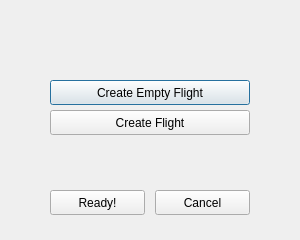
Old version of the form ui/dialogflight.ui in the repository ignmiz/ATC_Console.
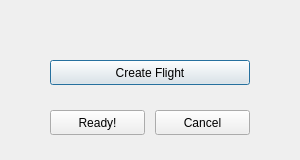
New version of the form.

The edit to the form file:
```diff
--- a/ui/dialogflight.ui
+++ b/ui/dialogflight.ui
@@ -7,30 +7,17 @@
     <x>0</x>
     <y>0</y>
     <width>300</width>
-    <height>240</height>
+    <height>160</height>
    </rect>
   </property>
   <property name="windowTitle">
    <string>Dialog</string>
   </property>
-  <widget class="QPushButton" name="buttonCreateEmpty">
-   <property name="geometry">
-    <rect>
-     <x>50</x>
-     <y>80</y>
-     <width>200</width>
-     <height>25</height>
-    </rect>
-   </property>
-   <property name="text">
-    <string>Create Empty Flight</string>
-   </property>
-  </widget>
   <widget class="QPushButton" name="buttonCreateFlight">
    <property name="geometry">
     <rect>
      <x>50</x>
-     <y>110</y>
+     <y>60</y>
      <width>200</width>
      <height>25</height>
     </rect>
@@ -43,7 +30,7 @@
    <property name="geometry">
     <rect>
      <x>50</x>
-     <y>190</y>
+     <y>110</y>
      <width>95</width>
      <height>25</height>
     </rect>
@@ -56,7 +43,7 @@
    <property name="geometry">
     <rect>
      <x>155</x>
-     <y>190</y>
+     <y>110</y>
      <width>95</width>
      <height>25</height>
     </rect>
```
